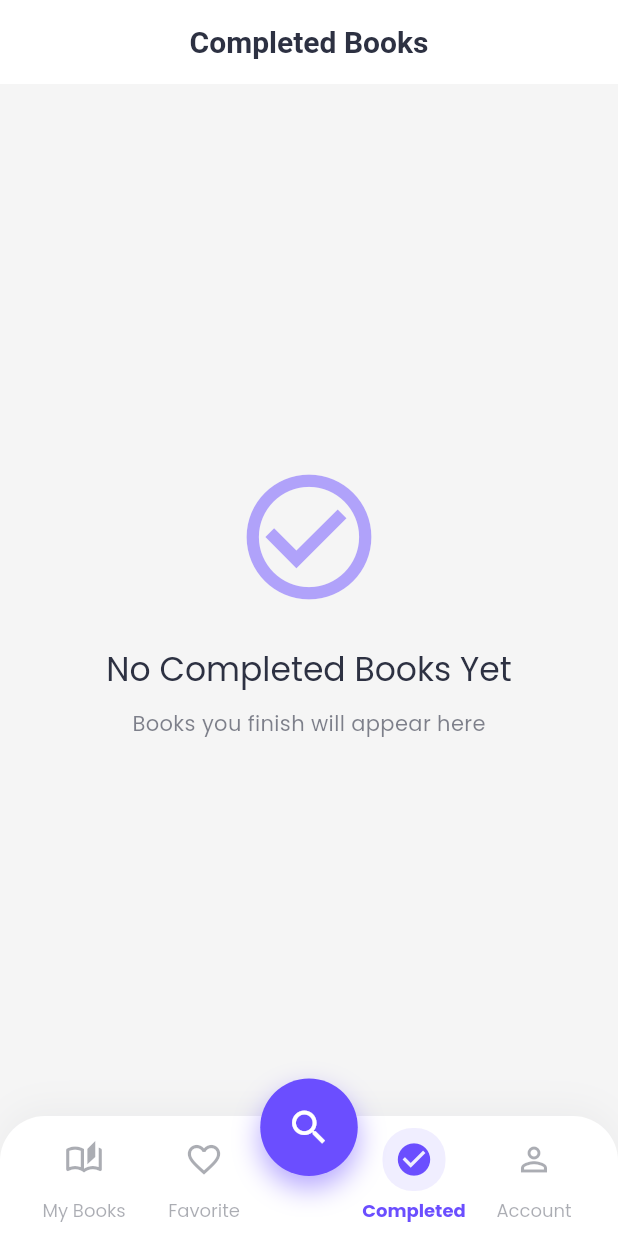
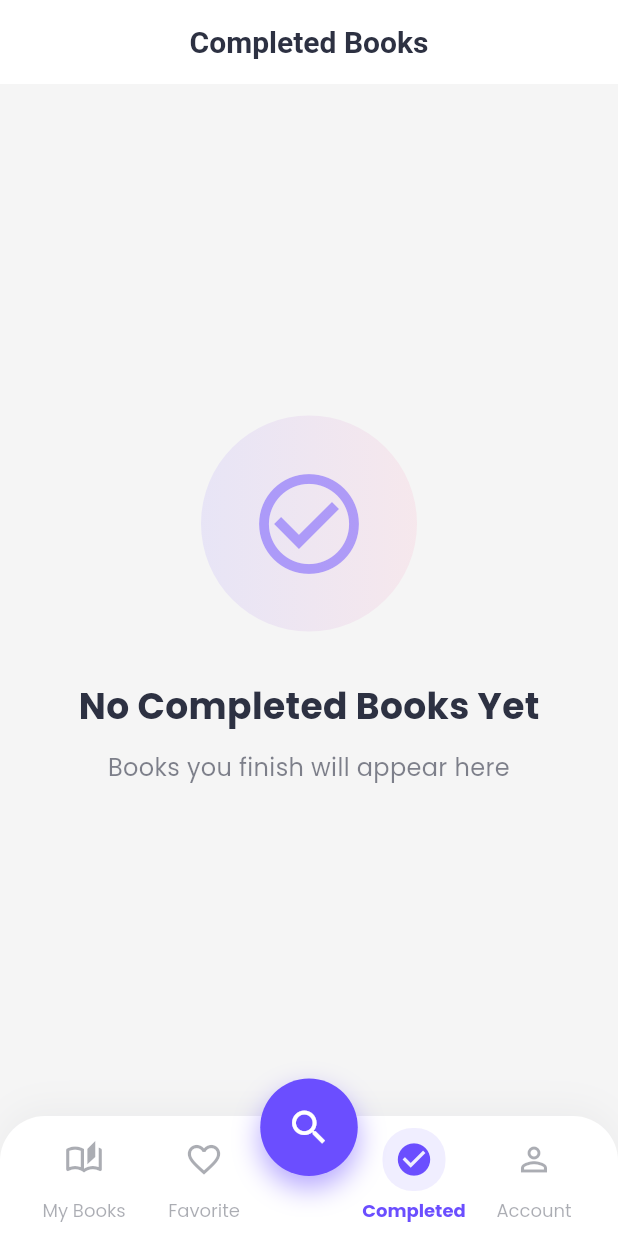
Before and after one commit to chera-mihiretu/my_book, a Flutter app: the screen it shows once a user with an empty profile is signed in, item 3 of the bottom bar chosen, on a phone screen of 412 x 824 dp. Run offline on Flutter 3.47's test engine with Material 3 defaults, Android fonts, the phone set to English and light mode, and no system bars; our stand-ins replace bloc, connectivity_plus, dartz, equatable, flutter_bloc, flutter_dotenv and 4 more; accounts and stored records are empty; network calls fail.

Commit message:
Introduce completed books feature with domain and presentation layers

```diff
--- /dev/null
+++ b/lib/features/completed/domain/usecases/get_completed_books_usecase.dart
@@ -0,0 +1,14 @@
+import 'package:dartz/dartz.dart';
+import '../../../../core/error/failures.dart';
+import '../../../../core/models/book_model.dart';
+import '../repositories/completed_repository.dart';
+
+class GetCompletedBooksUseCase {
+  final CompletedRepository repository;
+
+  GetCompletedBooksUseCase(this.repository);
+
+  Future<Either<Failure, List<BookModel>>> call() async {
+    return await repository.getCompletedBooks();
+  }
+}
--- /dev/null
+++ b/lib/features/completed/presentation/bloc/completed_bloc.dart
@@ -0,0 +1,27 @@
+import 'package:flutter_bloc/flutter_bloc.dart';
+import '../../domain/usecases/get_completed_books_usecase.dart';
+import 'completed_event.dart';
+import 'completed_state.dart';
+
+class CompletedBloc extends Bloc<CompletedEvent, CompletedState> {
+  final GetCompletedBooksUseCase getCompletedBooksUseCase;
+
+  CompletedBloc({required this.getCompletedBooksUseCase})
+    : super(const CompletedInitial()) {
+    on<LoadCompletedBooksEvent>(_onLoadCompletedBooks);
+  }
+
+  Future<void> _onLoadCompletedBooks(
+    LoadCompletedBooksEvent event,
+    Emitter<CompletedState> emit,
+  ) async {
+    emit(const CompletedLoading());
+
+    final result = await getCompletedBooksUseCase();
+
+    result.fold(
+      (failure) => emit(CompletedError(failure.message)),
+      (books) => emit(CompletedBooksLoaded(books)),
+    );
+  }
+}
--- /dev/null
+++ b/lib/features/completed/presentation/bloc/completed_event.dart
@@ -0,0 +1,11 @@
+import 'package:equatable/equatable.dart';
+
+abstract class CompletedEvent extends Equatable {
+  const CompletedEvent();
+  @override
+  List<Object?> get props => [];
+}
+
+class LoadCompletedBooksEvent extends CompletedEvent {
+  const LoadCompletedBooksEvent();
+}
--- /dev/null
+++ b/lib/features/completed/presentation/bloc/completed_state.dart
@@ -0,0 +1,30 @@
+import 'package:equatable/equatable.dart';
+import '../../../../core/models/book_model.dart';
+
+abstract class CompletedState extends Equatable {
+  const CompletedState();
+  @override
+  List<Object?> get props => [];
+}
+
+class CompletedInitial extends CompletedState {
+  const CompletedInitial();
+}
+
+class CompletedLoading extends CompletedState {
+  const CompletedLoading();
+}
+
+class CompletedBooksLoaded extends CompletedState {
+  final List<BookModel> books;
+  const CompletedBooksLoaded(this.books);
+  @override
+  List<Object?> get props => [books];
+}
+
+class CompletedError extends CompletedState {
+  final String message;
+  const CompletedError(this.message);
+  @override
+  List<Object?> get props => [message];
+}
--- a/lib/features/completed/presentation/pages/completed_page.dart
+++ b/lib/features/completed/presentation/pages/completed_page.dart
@@ -1,37 +1,156 @@
 import 'package:flutter/material.dart';
+import 'package:flutter_bloc/flutter_bloc.dart';
+import '../../../../core/widgets/book_card.dart';
+import '../../../../core/widgets/common_widgets.dart';
+import '../../../../core/widgets/custom_loading.dart';
+import '../../../books/presentation/pages/book_detail_page.dart';
+import '../bloc/completed_bloc.dart';
+import '../bloc/completed_event.dart';
+import '../bloc/completed_state.dart';
 
-class CompletedPage extends StatelessWidget {
+class CompletedPage extends StatefulWidget {
   const CompletedPage({super.key});
 
   @override
+  State<CompletedPage> createState() => _CompletedPageState();
+}
+
+class _CompletedPageState extends State<CompletedPage> {
+  @override
+  void initState() {
+    super.initState();
+    // Load completed books when page initializes
+    context.read<CompletedBloc>().add(const LoadCompletedBooksEvent());
+  }
+
+  @override
   Widget build(BuildContext context) {
+    final colorScheme = Theme.of(context).colorScheme;
+
     return Scaffold(
-      appBar: AppBar(title: const Text('Completed Books')),
-      body: Center(
+      appBar: CommonAppBar(
+        title: 'Completed Books',
+        showBackButton: false,
+        actions: [
+          IconButton(
+            icon: const Icon(Icons.refresh),
+            onPressed: () {
+              context.read<CompletedBloc>().add(
+                const LoadCompletedBooksEvent(),
+              );
+            },
+          ),
+        ],
+      ),
+      body: BlocBuilder<CompletedBloc, CompletedState>(
+        builder: (context, state) {
+          if (state is CompletedLoading) {
+            return _buildLoadingState();
+          } else if (state is CompletedBooksLoaded) {
+            if (state.books.isEmpty) {
+              return _buildEmptyState(colorScheme);
+            }
+            return _buildCompletedBooksList(state, context);
+          } else if (state is CompletedError) {
+            return _buildErrorState(colorScheme, state.message);
+          }
+          return _buildEmptyState(colorScheme);
+        },
+      ),
+    );
+  }
+
+  Widget _buildLoadingState() {
+    return Center(
+      child: Column(
+        mainAxisAlignment: MainAxisAlignment.center,
+        children: [
+          CustomLoading.inline(size: 48),
+          const SizedBox(height: 16),
+          const Text(
+            'Loading completed books...',
+            style: TextStyle(fontSize: 16, fontWeight: FontWeight.w500),
+          ),
+        ],
+      ),
+    );
+  }
+
+  Widget _buildCompletedBooksList(
+    CompletedBooksLoaded state,
+    BuildContext context,
+  ) {
+    return ListView.builder(
+      physics: const BouncingScrollPhysics(),
+      padding: const EdgeInsets.only(top: 8, bottom: 24),
+      itemCount: state.books.length,
+      itemBuilder: (context, index) {
+        final book = state.books[index];
+        return BookCard(
+          book: book,
+          onTap: () {
+            // Navigate to book details
+            final bookOLIDKey = book.coverEditionKey;
+            if (bookOLIDKey != null) {
+              Navigator.push(
+                context,
+                MaterialPageRoute(
+                  builder: (context) => BookDetailPage(
+                    bookOLIDKey: bookOLIDKey,
+                    title: book.title,
+                  ),
+                ),
+              );
+            }
+          },
+        );
+      },
+    );
+  }
+
+  Widget _buildEmptyState(ColorScheme colorScheme) {
+    return Center(
+      child: SingleChildScrollView(
         child: Column(
           mainAxisAlignment: MainAxisAlignment.center,
           children: [
-            Icon(
-              Icons.check_circle_outline,
-              size: 100,
-              color: Theme.of(
-                context,
-              ).colorScheme.primary.withAlpha((0.5 * 255).toInt()),
+            Container(
+              padding: const EdgeInsets.all(32),
+              decoration: BoxDecoration(
+                shape: BoxShape.circle,
+                gradient: LinearGradient(
+                  colors: [
+                    colorScheme.primary.withAlpha((0.1 * 255).toInt()),
+                    colorScheme.secondary.withAlpha((0.1 * 255).toInt()),
+                  ],
+                ),
+              ),
+              child: Icon(
+                Icons.check_circle_outline,
+                size: 80,
+                color: colorScheme.primary.withAlpha((0.5 * 255).toInt()),
+              ),
             ),
-            const SizedBox(height: 24),
+            const SizedBox(height: 32),
             Text(
               'No Completed Books Yet',
-              style: Theme.of(context).textTheme.titleLarge?.copyWith(
-                color: Theme.of(context).colorScheme.onSurface,
+              style: TextStyle(
+                fontSize: 24,
+                fontWeight: FontWeight.bold,
+                color: colorScheme.onSurface,
               ),
             ),
             const SizedBox(height: 12),
-            Text(
-              'Books you finish will appear here',
-              style: Theme.of(context).textTheme.bodyMedium?.copyWith(
-                color: Theme.of(
-                  context,
-                ).colorScheme.onSurface.withAlpha((0.6 * 255).toInt()),
+            Padding(
+              padding: const EdgeInsets.symmetric(horizontal: 48),
+              child: Text(
+                'Books you finish will appear here',
+                textAlign: TextAlign.center,
+                style: TextStyle(
+                  fontSize: 16,
+                  color: colorScheme.onSurface.withAlpha((0.6 * 255).toInt()),
+                  height: 1.5,
+                ),
               ),
             ),
           ],
@@ -39,4 +158,57 @@ class CompletedPage extends StatelessWidget {
       ),
     );
   }
+
+  Widget _buildErrorState(ColorScheme colorScheme, String message) {
+    return Center(
+      child: Column(
+        mainAxisAlignment: MainAxisAlignment.center,
+        children: [
+          Container(
+            padding: const EdgeInsets.all(24),
+            decoration: BoxDecoration(
+              shape: BoxShape.circle,
+              color: colorScheme.error.withAlpha((0.1 * 255).toInt()),
+            ),
+            child: Icon(
+              Icons.error_outline,
+              size: 64,
+              color: colorScheme.error,
+            ),
+          ),
+          const SizedBox(height: 24),
+          Text(
+            'Oops! Something went wrong',
+            style: TextStyle(
+              fontSize: 18,
+              fontWeight: FontWeight.w600,
+              color: colorScheme.onSurface,
+            ),
+          ),
+          const SizedBox(height: 8),
+          Padding(
+            padding: const EdgeInsets.symmetric(horizontal: 32),
+            child: Text(
+              message,
+              textAlign: TextAlign.center,
+              style: TextStyle(
+                fontSize: 14,
+                color: colorScheme.onSurface.withAlpha((0.6 * 255).toInt()),
+              ),
+            ),
+          ),
+          const SizedBox(height: 24),
+          ElevatedButton.icon(
+            onPressed: () {
+              context.read<CompletedBloc>().add(
+                const LoadCompletedBooksEvent(),
+              );
+            },
+            icon: const Icon(Icons.refresh),
+            label: const Text('Try Again'),
+          ),
+        ],
+      ),
+    );
+  }
 }
```
Also changed, not shown: lib/features/completed/data/datasources/completed_local_data_source.dart (added, +70 -0 lines), lib/features/completed/data/datasources/completed_remote_data_source.dart (added, +37 -0 lines), lib/features/completed/data/repositories/completed_repository_impl.dart (added, +56 -0 lines), lib/features/completed/domain/repositories/completed_repository.dart (added, +7 -0 lines).
